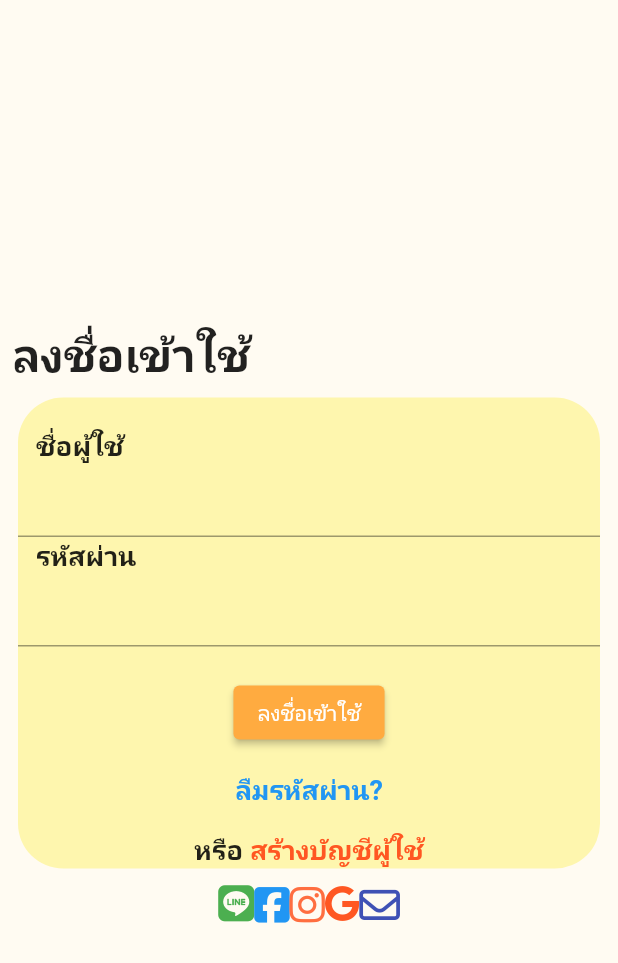
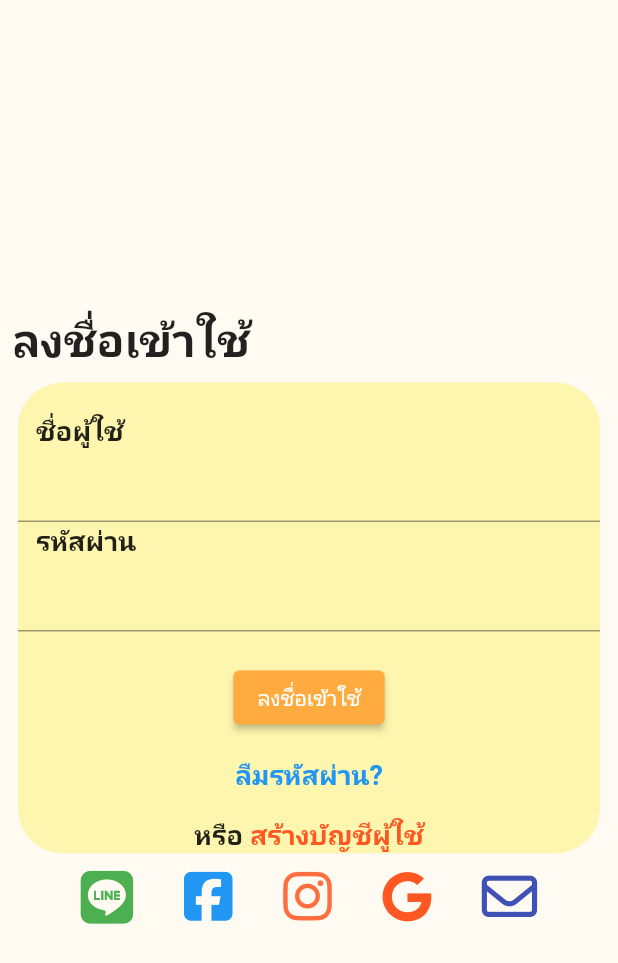
Before and after one commit to AINutritionProject/KinDeeUDee, a Flutter app: the LoginPage screen opened directly, on a phone screen of 412 x 824 dp. Shown: the top 963 px of the screen. Run offline on Flutter 3.47's test engine with Material 2 defaults, Android fonts, the phone set to English and light mode, and no system bars; our stand-ins replace camera, cloud_firestore, dotted_border, firebase_auth, firebase_core, font_awesome_flutter and 2 more; accounts and stored records are empty.

Commit message:
make each login-option icons align evenly

```diff
--- a/lib/pages/login.dart
+++ b/lib/pages/login.dart
@@ -3,7 +3,6 @@ import 'package:flutter/material.dart';
 import 'package:appfood2/pages/register.dart';
 import 'package:google_sign_in/google_sign_in.dart';
 import 'package:font_awesome_flutter/font_awesome_flutter.dart';
-import 'dart:math';
 import 'dart:async';
 
 class LogInForm extends StatefulWidget {
@@ -160,35 +159,40 @@ class _LoginPageState extends State<LoginPage> {
             ),
           ),
           Container(
-            margin: const EdgeInsets.only(top: 10),
+            margin: const EdgeInsets.symmetric(vertical: 10, horizontal: 20),
             child: Row(
-              mainAxisAlignment: MainAxisAlignment.center,
+              mainAxisAlignment: MainAxisAlignment.spaceEvenly,
+              mainAxisSize: MainAxisSize.max,
               children: [
                 const FaIcon(
                   FontAwesomeIcons.line,
                   color: Colors.green,
+                  size: 35,
                 ),
                 const FaIcon(
                   FontAwesomeIcons.squareFacebook,
                   color: Colors.blue,
-                  size: 27,
+                  size: 37,
                 ),
                 const FaIcon(
                   FontAwesomeIcons.instagram,
                   color: Colors.deepOrangeAccent,
-                  size: 27,
+                  size: 37,
                 ),
                 GestureDetector(
                   onTap: () async {
                     await Auth().signInWithGoogle(_googleSignIn);
                   },
-                  child: const FaIcon(FontAwesomeIcons.google,
-                      color: Colors.deepOrange),
+                  child: const FaIcon(
+                    FontAwesomeIcons.google,
+                    color: Colors.deepOrange,
+                    size: 34,
+                  ),
                 ),
                 const FaIcon(
                   FontAwesomeIcons.envelope,
                   color: Colors.indigo,
-                  size: 27,
+                  size: 37,
                 )
               ],
             ),
```
